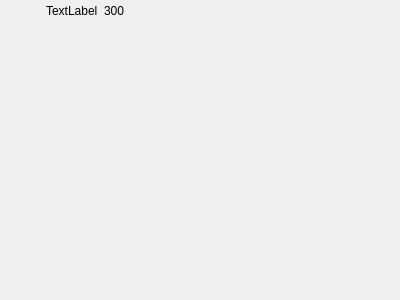
vicr123/entertaining-mines, file screens/gamescreen.ui: the form before one commit.
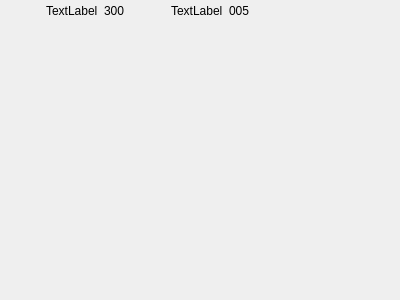
The form after the commit. Icons and pictures are not drawn. Custom widgets are drawn as their Qt base class.

```diff
--- a/screens/gamescreen.ui
+++ b/screens/gamescreen.ui
@@ -75,6 +75,36 @@
         </property>
        </widget>
       </item>
+      <item>
+       <spacer name="hudSpacing">
+        <property name="orientation">
+         <enum>Qt::Horizontal</enum>
+        </property>
+        <property name="sizeType">
+         <enum>QSizePolicy::Fixed</enum>
+        </property>
+        <property name="sizeHint" stdset="0">
+         <size>
+          <width>40</width>
+          <height>20</height>
+         </size>
+        </property>
+       </spacer>
+      </item>
+      <item>
+       <widget class="QLabel" name="timeIcon">
+        <property name="text">
+         <string>TextLabel</string>
+        </property>
+       </widget>
+      </item>
+      <item>
+       <widget class="QLabel" name="timeLabel">
+        <property name="text">
+         <string>005</string>
+        </property>
+       </widget>
+      </item>
       <item>
        <spacer name="horizontalSpacer_3">
         <property name="orientation">
```
Left out of the diff: 10 changed lines with no effect on the pictures.
